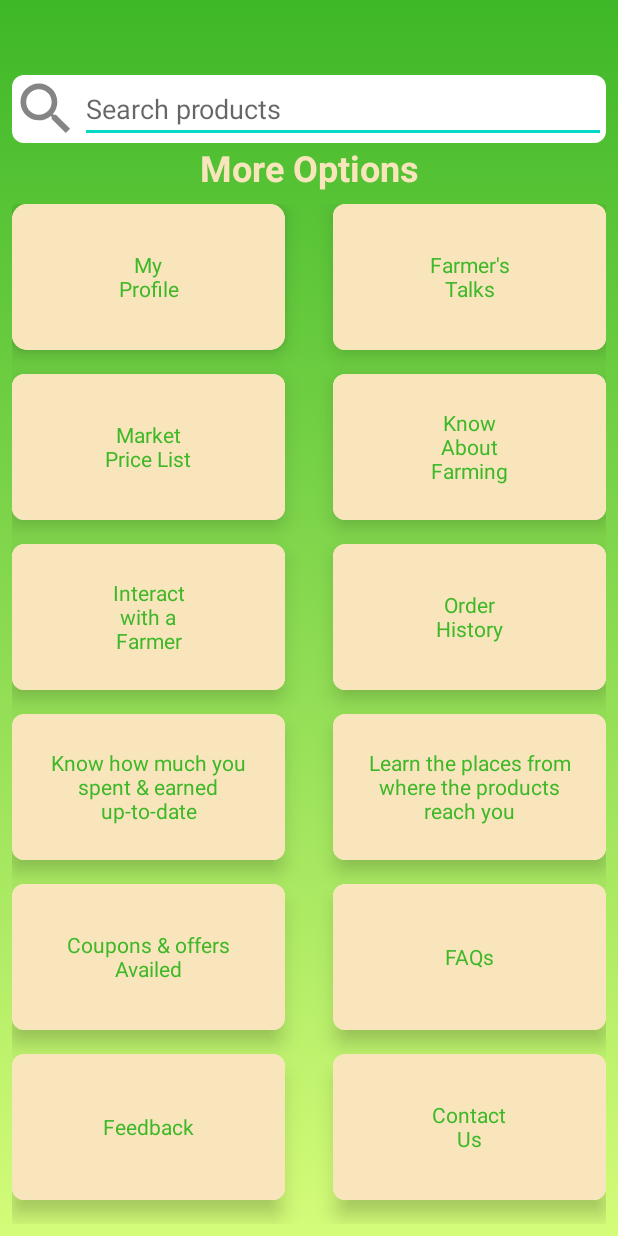
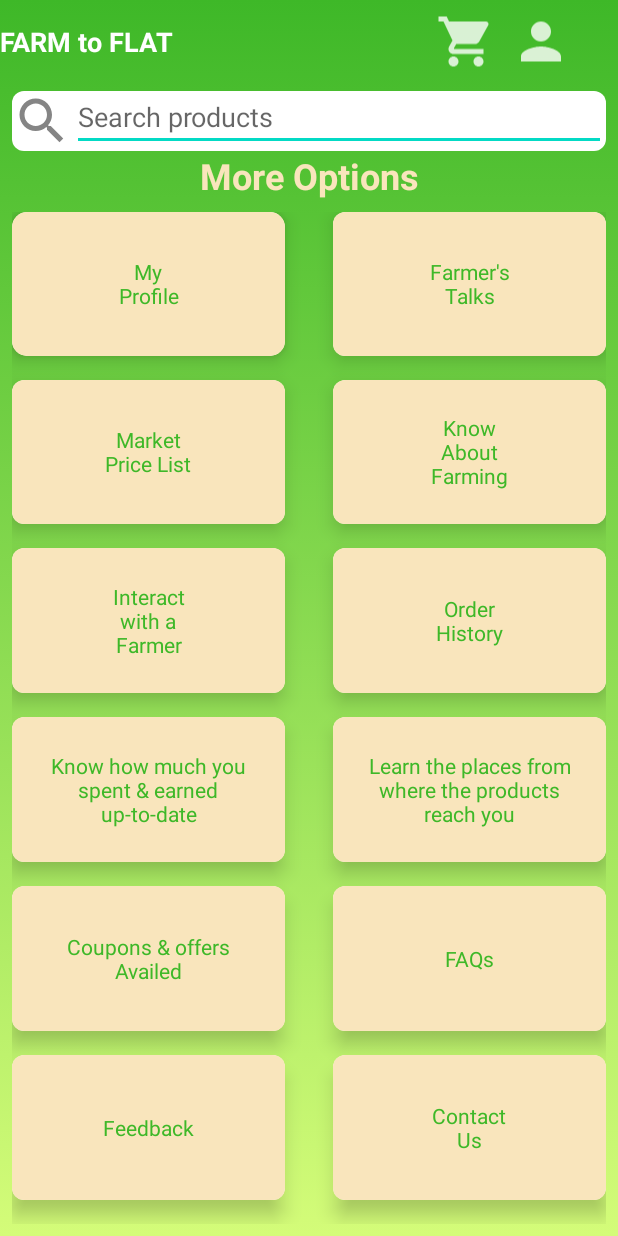
Before and after one commit to preet0202/Farm-to-Flat, an Android app: the screen it shows after launch (MoreActivity), on a phone screen of 412 x 824 dp. Run offline under Robolectric (Android 15) with nearby library versions, the phone set to English and light mode, and no system bars.

Commit message:
MoreActivity

```diff
--- a/app/src/main/java/com/example/farmtoflat/MoreActivity.java
+++ b/app/src/main/java/com/example/farmtoflat/MoreActivity.java
@@ -3,6 +3,8 @@ package com.example.farmtoflat;
 import androidx.appcompat.app.AppCompatActivity;
 
 import android.os.Bundle;
+import android.widget.LinearLayout;
+
 
 public class MoreActivity extends AppCompatActivity {
 
@@ -10,5 +12,6 @@ public class MoreActivity extends AppCompatActivity {
     protected void onCreate(Bundle savedInstanceState) {
         super.onCreate(savedInstanceState);
         setContentView(R.layout.activity_more);
+
     }
 }
--- /dev/null
+++ b/app/src/main/res/drawable-anydpi/ic_cart.xml
@@ -0,0 +1,11 @@
+<vector xmlns:android="http://schemas.android.com/apk/res/android"
+    android:width="24dp"
+    android:height="24dp"
+    android:viewportWidth="24"
+    android:viewportHeight="24"
+    android:tint="#FFFFFF"
+    android:alpha="0.8">
+    <path
+        android:fillColor="#FF000000"
+        android:pathData="M7,18c-1.1,0 -1.99,0.9 -1.99,2S5.9,22 7,22s2,-0.9 2,-2 -0.9,-2 -2,-2zM1,2v2h2l3.6,7.59 -1.35,2.45c-0.16,0.28 -0.25,0.61 -0.25,0.96 0,1.1 0.9,2 2,2h12v-2L7.42,15c-0.14,0 -0.25,-0.11 -0.25,-0.25l0.03,-0.12 0.9,-1.63h7.45c0.75,0 1.41,-0.41 1.75,-1.03l3.58,-6.49c0.08,-0.14 0.12,-0.31 0.12,-0.48 0,-0.55 -0.45,-1 -1,-1L5.21,4l-0.94,-2L1,2zM17,18c-1.1,0 -1.99,0.9 -1.99,2s0.89,2 1.99,2 2,-0.9 2,-2 -0.9,-2 -2,-2z"/>
+</vector>
--- /dev/null
+++ b/app/src/main/res/drawable-anydpi/ic_profile.xml
@@ -0,0 +1,11 @@
+<vector xmlns:android="http://schemas.android.com/apk/res/android"
+    android:width="24dp"
+    android:height="24dp"
+    android:viewportWidth="24"
+    android:viewportHeight="24"
+    android:tint="#FFFFFF"
+    android:alpha="0.8">
+    <path
+        android:fillColor="#FF000000"
+        android:pathData="M12,12c2.21,0 4,-1.79 4,-4s-1.79,-4 -4,-4 -4,1.79 -4,4 1.79,4 4,4zM12,14c-2.67,0 -8,1.34 -8,4v2h16v-2c0,-2.66 -5.33,-4 -8,-4z"/>
+</vector>
--- a/app/src/main/res/layout/activity_more.xml
+++ b/app/src/main/res/layout/activity_more.xml
@@ -2,34 +2,71 @@
 <LinearLayout xmlns:android="http://schemas.android.com/apk/res/android"
     xmlns:app="http://schemas.android.com/apk/res-auto"
     xmlns:tools="http://schemas.android.com/tools"
-    android:background="@drawable/background"
     android:orientation="vertical"
     android:layout_width="match_parent"
     android:layout_height="match_parent"
     tools:context=".MoreActivity">
 
+    <ScrollView
+        android:fillViewport="true"
+        android:layout_width="match_parent"
+        android:layout_height="match_parent">
+
+        <LinearLayout
+        android:background="@drawable/background"
+        android:orientation="vertical"
+        android:layout_width="match_parent"
+        android:layout_height="match_parent">
+
+
+            <LinearLayout
+                android:layout_width="match_parent"
+                android:layout_height="55dp">
+
+                <TextView
+                    android:layout_width="wrap_content"
+                    android:layout_height="match_parent"
+                    android:text="FARM to FLAT"
+                    android:textColor="#fff"
+                    android:gravity="center_vertical"
+                    android:textSize="18dp"
+                    android:textStyle="bold"/>
+                <ImageView
+                    android:layout_width="40dp"
+                    android:layout_height="match_parent"
+                    android:layout_marginLeft="175dp"
+                    android:src="@drawable/ic_cart" />
+                <ImageView
+                    android:layout_width="40dp"
+                    android:layout_height="match_parent"
+                    android:layout_marginLeft="10dp"
+                    android:src="@drawable/ic_profile" />
+
+
+            </LinearLayout>
+
+
         <LinearLayout
             android:layout_width="match_parent"
             android:layout_height="wrap_content"
             android:layout_marginHorizontal="8dp"
-        android:layout_marginTop="50dp"
+            android:layout_marginTop="5dp"
             android:background="@drawable/edittext_background">
 
             <ImageView
-            android:layout_width="45dp"
-            android:layout_height="45dp"
+                android:layout_width="40dp"
+                android:layout_height="40dp"
                 android:src="@drawable/ic_search"/>
 
             <EditText
                 android:id="@+id/search_bar"
                 android:layout_width="match_parent"
-            android:layout_height="wrap_content"
+                android:layout_height="40dp"
                 android:hint="Search products"
                 android:textColor="#707070"/>
 
 
         </LinearLayout>
-
         <TextView
             android:layout_width="match_parent"
             android:layout_height="wrap_content"
@@ -391,6 +428,16 @@
 
         </GridLayout>
 
-
+        <TextView
+            android:layout_width="match_parent"
+            android:layout_height="wrap_content"
+            android:text="Copyright@2020\t\tPrivacy Policy | Disclaimer"
+            android:background="#0324F6"
+            android:textColor="#ffffff"
+            android:textSize="18sp"/>
 
     </LinearLayout>
+
+    </ScrollView>
+
+</LinearLayout>
```
Also changed, not shown: app/src/main/res/drawable-hdpi/ic_cart.png (added), app/src/main/res/drawable-hdpi/ic_profile.png (added), app/src/main/res/drawable-mdpi/ic_cart.png (added), app/src/main/res/drawable-mdpi/ic_profile.png (added), app/src/main/res/drawable-xhdpi/ic_cart.png (added), app/src/main/res/drawable-xhdpi/ic_profile.png (added), app/src/main/res/drawable-xxhdpi/ic_cart.png (added), app/src/main/res/drawable-xxhdpi/ic_profile.png (added). Lines whose indentation alone changed are shown as unchanged.
